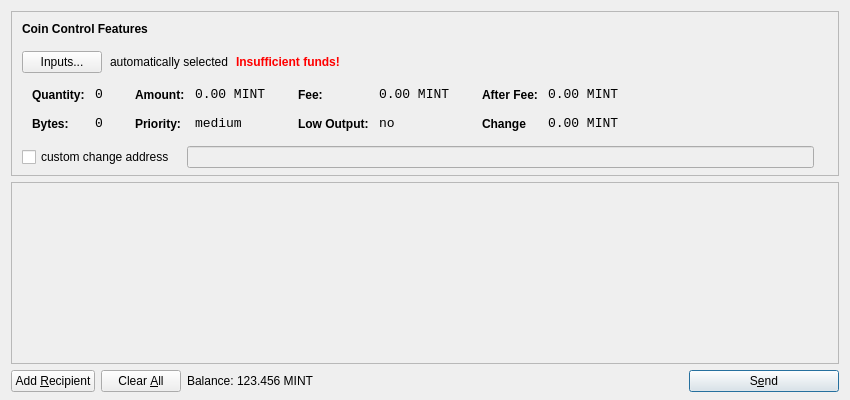
The window that src/qt/forms/sendcoinsdialog.ui (MintcoinCommunity/Mintcoin-Desktop-Wallet) describes before a commit, drawn with Qt 5.
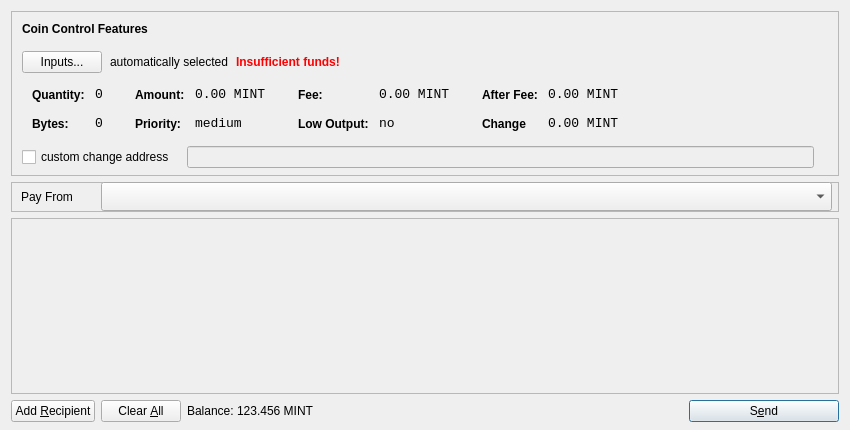
The same window after the commit. Icons and pictures are not drawn.

Commit message: Add pay from address combo box

```diff
--- a/src/qt/forms/sendcoinsdialog.ui
+++ b/src/qt/forms/sendcoinsdialog.ui
@@ -7,13 +7,13 @@
     <x>0</x>
     <y>0</y>
     <width>850</width>
-    <height>400</height>
+    <height>430</height>
    </rect>
   </property>
   <property name="windowTitle">
    <string>Send Coins</string>
   </property>
-  <layout class="QVBoxLayout" name="verticalLayout" stretch="0,1,0">
+  <layout class="QVBoxLayout" name="verticalLayout" stretch="0,0,1,0">
    <property name="bottomMargin">
     <number>8</number>
    </property>
@@ -615,6 +615,45 @@
      </layout>
     </widget>
    </item>
+   <item>
+    <widget class="QFrame" name="payFromFrame">
+     <property name="minimumSize">
+      <size>
+       <width>0</width>
+       <height>30</height>
+      </size>
+     </property>
+     <property name="frameShape">
+      <enum>QFrame::StyledPanel</enum>
+     </property>
+     <property name="frameShadow">
+      <enum>QFrame::Raised</enum>
+     </property>
+     <widget class="QComboBox" name="payFrom">
+      <property name="geometry">
+       <rect>
+        <x>90</x>
+        <y>0</y>
+        <width>731</width>
+        <height>29</height>
+       </rect>
+      </property>
+     </widget>
+     <widget class="QLabel" name="label_3">
+      <property name="geometry">
+       <rect>
+        <x>10</x>
+        <y>0</y>
+        <width>63</width>
+        <height>29</height>
+       </rect>
+      </property>
+      <property name="text">
+       <string>Pay From</string>
+      </property>
+     </widget>
+    </widget>
+   </item>
    <item>
     <widget class="QScrollArea" name="scrollArea">
      <property name="widgetResizable">
@@ -626,7 +665,7 @@
         <x>0</x>
         <y>0</y>
         <width>830</width>
-        <height>165</height>
+        <height>117</height>
        </rect>
       </property>
       <layout class="QVBoxLayout" name="verticalLayout_2">
```
Left out of the diff: 2 changed lines with no effect on the pictures. The commit also changes 1 other file.
